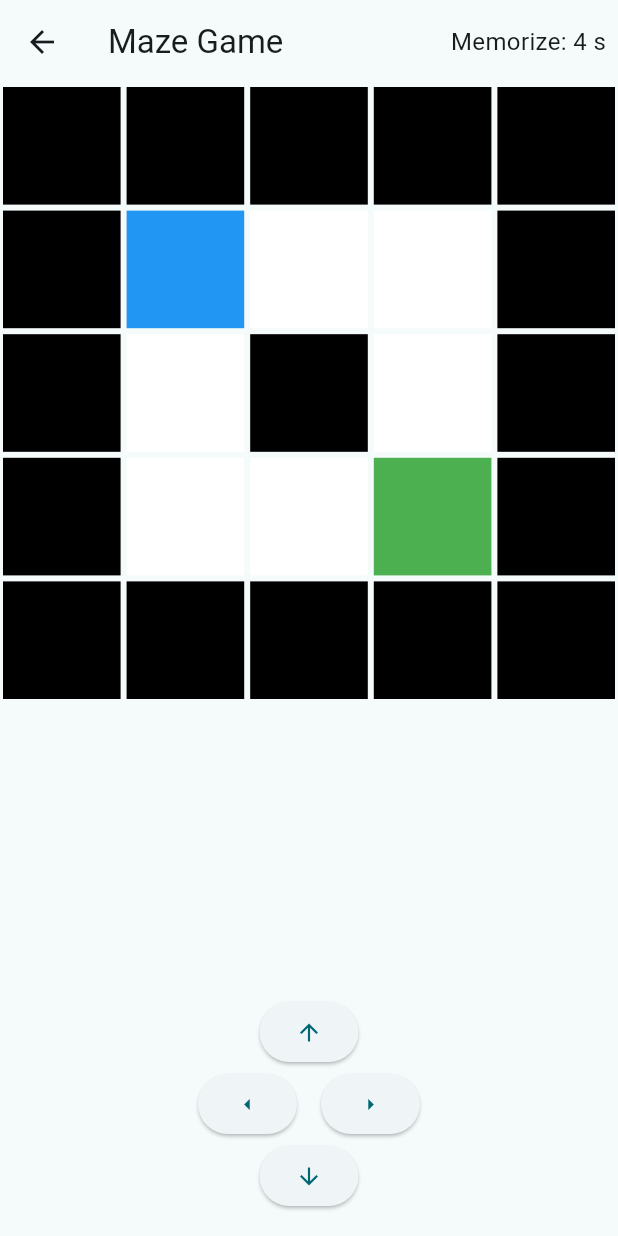
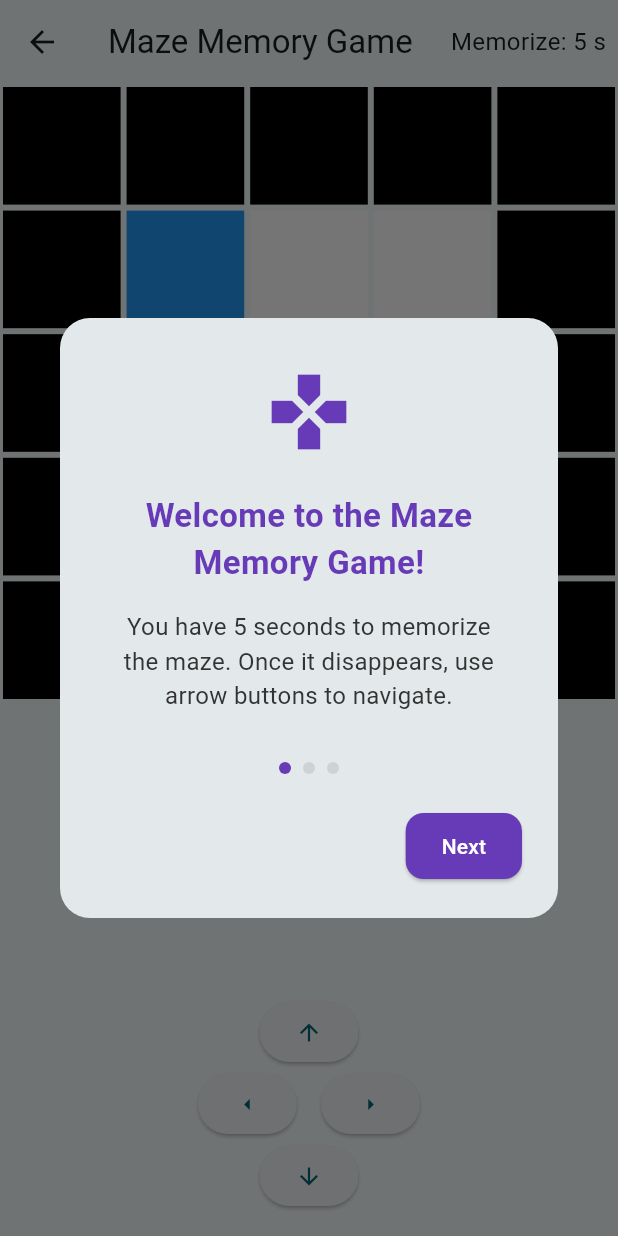
Before and after one commit to mpinel6/CSC4330ScavengerHunt_Rework, a Flutter app: the MazeGame screen opened directly, on a phone screen of 412 x 824 dp. Run offline on Flutter 3.47's test engine with Material 3 defaults, Android fonts, the phone set to English and light mode, and no system bars; our stand-ins replace audioplayers, shared_preferences; accounts and stored records are empty; Roboto replaces fonts that are missing (ProximaNova).

Commit message:
Added tutorial to maze memory game and fixed version issue for phone

```diff
--- a/lib/game_screen.dart
+++ b/lib/game_screen.dart
@@ -41,12 +41,14 @@ class _MazeGameState extends State<MazeGame> {
 
   int _playerRow = 1;
   int _playerCol = 1;
+
   final int _exitRow = 3;
   final int _exitCol = 3;
 
   bool _hasReachedExit = false;
 
   int _timeElapsed = 0;
+
   int _memorizeCountdown = 5;
   bool _showMaze = true;
   bool _isMemorizing = true;
@@ -56,10 +58,12 @@ class _MazeGameState extends State<MazeGame> {
   @override
   void initState() {
     super.initState();
-    _startMasterTimer();
+    WidgetsBinding.instance.addPostFrameCallback((_) {
+      _showMazeTutorialDialog();
+    });
   }
 
-  void _startMasterTimer() {
+  void startMemorizationTimer() {
     _timer = Timer.periodic(const Duration(seconds: 1), (timer) {
       setState(() {
         _timeElapsed++;
@@ -116,7 +120,21 @@ class _MazeGameState extends State<MazeGame> {
       _memorizeCountdown = 5;
       _showMaze = true;
       _isMemorizing = true;
+      _timeElapsed = 0;
     });
+  }
+
+  void _showMazeTutorialDialog() {
+    showDialog(
+      context: context,
+      barrierDismissible: false,
+      builder: (BuildContext context) {
+        return MazeTutorialDialog(onTutorialComplete: () {
+          Navigator.of(context).pop();
+          startMemorizationTimer();
+        });
+      },
+    );
   }
 
   void _showClueDialog() {
@@ -143,7 +161,7 @@ class _MazeGameState extends State<MazeGame> {
   Widget build(BuildContext context) {
     return Scaffold(
       appBar: AppBar(
-        title: Text('Maze Game'),
+        title: const Text('Maze Memory Game'),
         actions: [
           Padding(
             padding: const EdgeInsets.all(8.0),
@@ -251,3 +269,171 @@ class _MazeGameState extends State<MazeGame> {
     );
   }
 }
+
+class MazeTutorialDialog extends StatefulWidget {
+  final VoidCallback onTutorialComplete;
+
+  const MazeTutorialDialog({Key? key, required this.onTutorialComplete}) : super(key: key);
+
+  @override
+  State<MazeTutorialDialog> createState() => _MazeTutorialDialogState();
+}
+
+class _MazeTutorialDialogState extends State<MazeTutorialDialog> {
+  final PageController _pageController = PageController();
+  int _currentPage = 0;
+
+  final List<TutorialPage> _pages = [
+    TutorialPage(
+      title: 'Welcome to the Maze Memory Game!',
+      description: 'You have 5 seconds to memorize the maze. Once it disappears, use arrow buttons to navigate.',
+      icon: Icons.games,
+    ),
+    TutorialPage(
+      title: 'Memorize the Path',
+      description: 'If you hit a wall or go out of bounds, you must start over and get another 5 seconds.',
+      icon: Icons.timer,
+    ),
+    TutorialPage(
+      title: 'Objective',
+      description: 'Reach the green square without a wrong move. Then you\'ll see your clue!',
+      icon: Icons.lightbulb,
+    ),
+  ];
+
+  @override
+  Widget build(BuildContext context) {
+    return Dialog(
+      shape: RoundedRectangleBorder(borderRadius: BorderRadius.circular(20)),
+      child: Container(
+        width: MediaQuery.of(context).size.width * 0.85,
+        height: 400,
+        padding: const EdgeInsets.all(24),
+        child: Column(
+          mainAxisSize: MainAxisSize.min,
+          children: [
+            Expanded(
+              child: PageView.builder(
+                controller: _pageController,
+                onPageChanged: (index) {
+                  setState(() => _currentPage = index);
+                },
+                itemCount: _pages.length,
+                itemBuilder: (context, index) {
+                  return _buildPage(_pages[index]);
+                },
+              ),
+            ),
+            const SizedBox(height: 24),
+            Row(
+              mainAxisAlignment: MainAxisAlignment.center,
+              children: List.generate(
+                _pages.length,
+                (index) => Container(
+                  width: 8,
+                  height: 8,
+                  margin: const EdgeInsets.symmetric(horizontal: 4),
+                  decoration: BoxDecoration(
+                    shape: BoxShape.circle,
+                    color: _currentPage == index
+                        ? Colors.deepPurple
+                        : Colors.grey.withOpacity(0.3),
+                  ),
+                ),
+              ),
+            ),
+            const SizedBox(height: 24),
+            Row(
+              mainAxisAlignment: MainAxisAlignment.spaceBetween,
+              children: [
+                if (_currentPage > 0)
+                  TextButton(
+                    onPressed: () {
+                      _pageController.previousPage(
+                        duration: const Duration(milliseconds: 300),
+                        curve: Curves.easeInOut,
+                      );
+                    },
+                    child: const Text('Previous'),
+                  )
+                else
+                  const SizedBox.shrink(),
+                ElevatedButton(
+                  onPressed: () {
+                    if (_currentPage < _pages.length - 1) {
+                      _pageController.nextPage(
+                        duration: const Duration(milliseconds: 300),
+                        curve: Curves.easeInOut,
+                      );
+                    } else {
+                      widget.onTutorialComplete();
+                    }
+                  },
+                  style: ElevatedButton.styleFrom(
+                    backgroundColor: Colors.deepPurple,
+                    foregroundColor: Colors.white,
+                    padding: const EdgeInsets.symmetric(
+                        horizontal: 24, vertical: 12),
+                    shape: RoundedRectangleBorder(
+                      borderRadius: BorderRadius.circular(12),
+                    ),
+                  ),
+                  child: Text(_currentPage < _pages.length - 1
+                      ? 'Next'
+                      : 'Got it!'),
+                ),
+              ],
+            ),
+          ],
+        ),
+      ),
+    );
+  }
+
+  Widget _buildPage(TutorialPage page) {
+    return Column(
+      mainAxisAlignment: MainAxisAlignment.center,
+      children: [
+        Icon(
+          page.icon,
+          size: 60,
+          color: Colors.deepPurple,
+        ),
+        const SizedBox(height: 24),
+        Text(
+          page.title,
+          style: const TextStyle(
+            fontSize: 22,
+            fontWeight: FontWeight.bold,
+            color: Colors.deepPurple,
+          ),
+          textAlign: TextAlign.center,
+        ),
+        const SizedBox(height: 16),
+        Padding(
+          padding: const EdgeInsets.symmetric(horizontal: 8),
+          child: Text(
+            page.description,
+            style: const TextStyle(
+              fontSize: 16,
+              color: Color(0xFF333333),
+            ),
+            textAlign: TextAlign.center,
+          ),
+        ),
+      ],
+    );
+  }
+}
+
+class TutorialPage {
+  final String title;
+  final String description;
+  final IconData icon;
+
+  TutorialPage({
+    required this.title,
+    required this.description,
+    required this.icon,
+  });
+}
```
Also changed, not shown: 1 other file.
